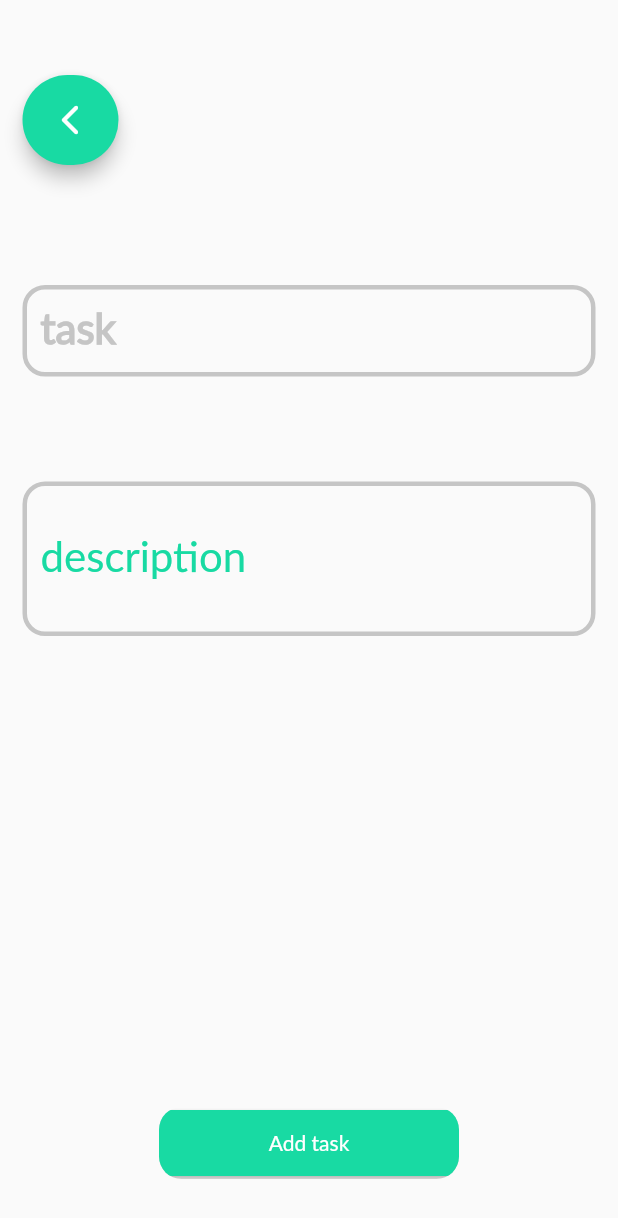
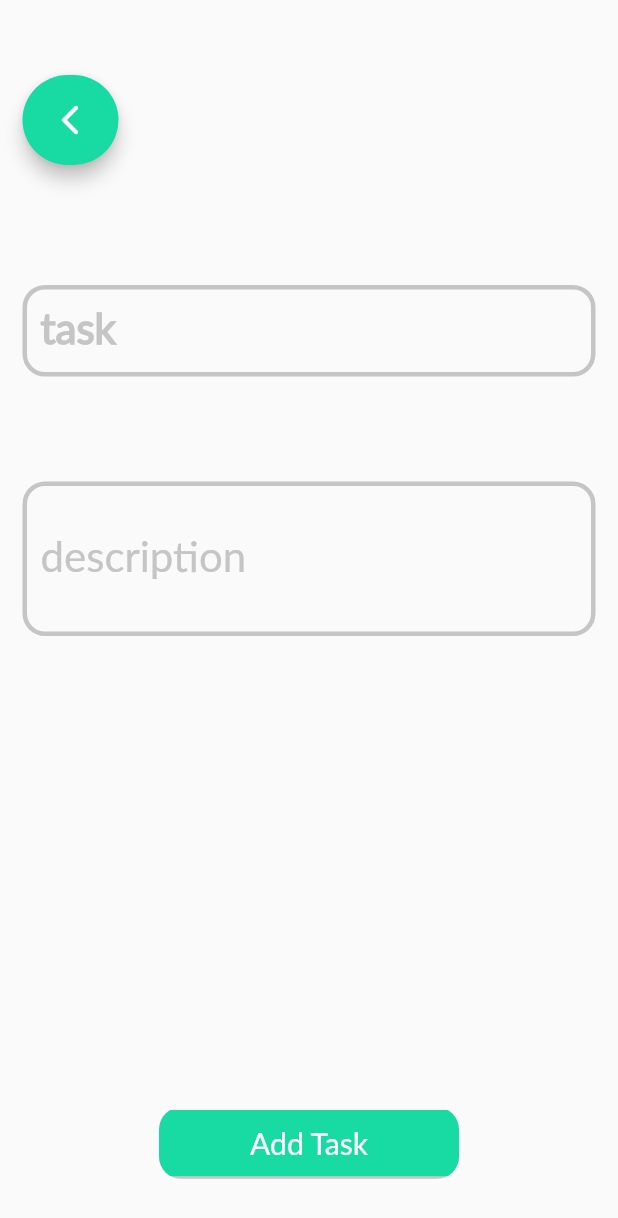
Before and after one commit to ghasemizade/todo-application, a Flutter app: the addTaskScreen screen opened directly, on a phone screen of 412 x 824 dp. Shown: the top 1218 px of the screen. Run offline on Flutter 3.47's test engine with Material 2 defaults, Android fonts, the phone set to English and light mode, and no system bars; our stand-ins replace hive, hive_flutter; missing offline and left inert: msh_checkbox; accounts and stored records are empty.

Commit message:
Update task input

```diff
--- a/note_app/lib/add_task_screen.dart
+++ b/note_app/lib/add_task_screen.dart
@@ -119,9 +119,9 @@ class _addTaskScreenState extends State<addTaskScreen> {
                   labelStyle: TextStyle(
                     fontFamily: 'lato',
                     fontSize: 28,
-                    color: wicher0.hasFocus
-                        ? Color(0xffc5c5c5)
-                        : Color(0xff18daa3),
+                    color: wicher1.hasFocus
+                        ? Color(0xff18daa3)
+                        : Color(0xffC5C5C5),
                   ),
                   enabledBorder: OutlineInputBorder(
                     borderRadius: BorderRadius.all(
@@ -153,7 +153,10 @@ class _addTaskScreenState extends State<addTaskScreen> {
                   String taskSubTitle = textFiledTaskSubTitle.text;
                   addTask(taskTitle, taskSubTitle);
                 },
-                child: Text('Add task'),
+                child: Text(
+                  'Add Task',
+                  style: TextStyle(fontFamily: 'lato', fontSize: 20),
+                ),
                 style: ElevatedButton.styleFrom(
                   backgroundColor: Color(0xff18daa3),
                   minimumSize: Size(200, 44),
@@ -169,13 +172,6 @@ class _addTaskScreenState extends State<addTaskScreen> {
     );
   }
 
-  @override
-  void dispose() {
-    wicher0.dispose();
-    wicher1.dispose();
-    super.dispose();
-  }
-
   addTask(String taskTitle, String taskSubTitle) {
     var AddTask = Task(title: taskTitle, subTitle: taskSubTitle);
     Box.add(AddTask);
--- a/note_app/lib/home_screen.dart
+++ b/note_app/lib/home_screen.dart
@@ -39,7 +39,7 @@ class _homeScreenState extends State<homeScreen> {
       ),
       floatingActionButton: FloatingActionButton(
         onPressed: () {
-          _navigateToNextScreen(context);
+          _navigateToAddTask(context);
         },
         backgroundColor: Color(0xff18DAA3),
         child: Image.asset('assets/images/icon_add.png'),
@@ -47,7 +47,7 @@ class _homeScreenState extends State<homeScreen> {
     );
   }
 
-  void _navigateToNextScreen(BuildContext context) {
+  void _navigateToAddTask(BuildContext context) {
     Navigator.of(context)
         .push(MaterialPageRoute(builder: (context) => addTaskScreen()));
   }
```
